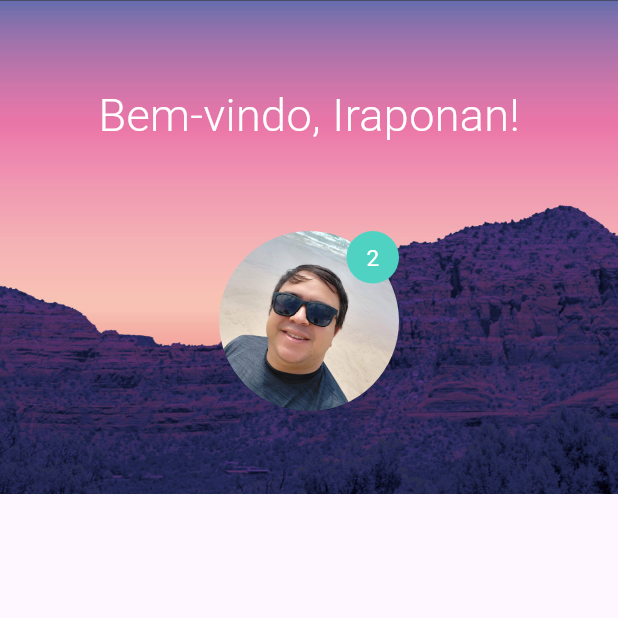
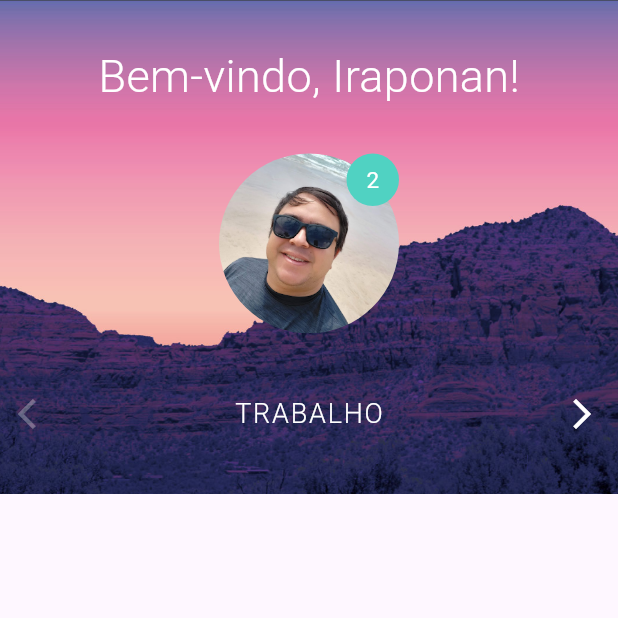
Before and after one commit to iraponan/login_animated, a Flutter app: the screen it shows after launch, on a phone screen of 412 x 824 dp, the top half of it. Run offline on Flutter 3.47's test engine with Material 3 defaults, Android fonts, the light colour scheme and no system bars.

Commit message:
Alterando as categorias.

```diff
--- /dev/null
+++ b/lib/pages/home/widgets/category_view.dart
@@ -0,0 +1,64 @@
+import 'package:flutter/material.dart';
+
+class CategoryView extends StatefulWidget {
+  const CategoryView({super.key});
+
+  @override
+  State<CategoryView> createState() => _CategoryViewState();
+}
+
+class _CategoryViewState extends State<CategoryView> {
+  final List<String> categories = [
+    'Trabalho',
+    'Estudos',
+    'Casa',
+  ];
+
+  int _category = 0;
+
+  @override
+  Widget build(BuildContext context) {
+    return Row(
+      mainAxisAlignment: MainAxisAlignment.spaceBetween,
+      children: [
+        IconButton(
+          onPressed: _category > 0 ? selectBackward : null,
+          icon: const Icon(
+            Icons.arrow_back_ios,
+          ),
+          color: Colors.white,
+          disabledColor: Colors.white30,
+        ),
+        Text(
+          categories[_category].toUpperCase(),
+          style: const TextStyle(
+            color: Colors.white,
+            fontSize: 18,
+            letterSpacing: 1.2,
+            fontWeight: FontWeight.w300,
+          ),
+        ),
+        IconButton(
+          onPressed: _category < (categories.length - 1) ? selectForward : null,
+          icon: const Icon(
+            Icons.arrow_forward_ios,
+          ),
+          color: Colors.white,
+          disabledColor: Colors.white30,
+        )
+      ],
+    );
+  }
+
+  void selectForward() {
+    setState(() {
+      _category++;
+    });
+  }
+
+  void selectBackward() {
+    setState(() {
+      _category--;
+    });
+  }
+}
--- a/lib/pages/home/widgets/home_top.dart
+++ b/lib/pages/home/widgets/home_top.dart
@@ -1,5 +1,6 @@
 import 'package:flutter/material.dart';
 import 'package:login_animated/generated/assets.dart';
+import 'package:login_animated/pages/home/widgets/category_view.dart';
 
 class HomeTop extends StatelessWidget {
   final Animation<double> containerGrow;
@@ -62,6 +63,7 @@ class HomeTop extends StatelessWidget {
                 ),
               ),
             ),
+            const CategoryView(),
           ],
         ),
       ),
```
